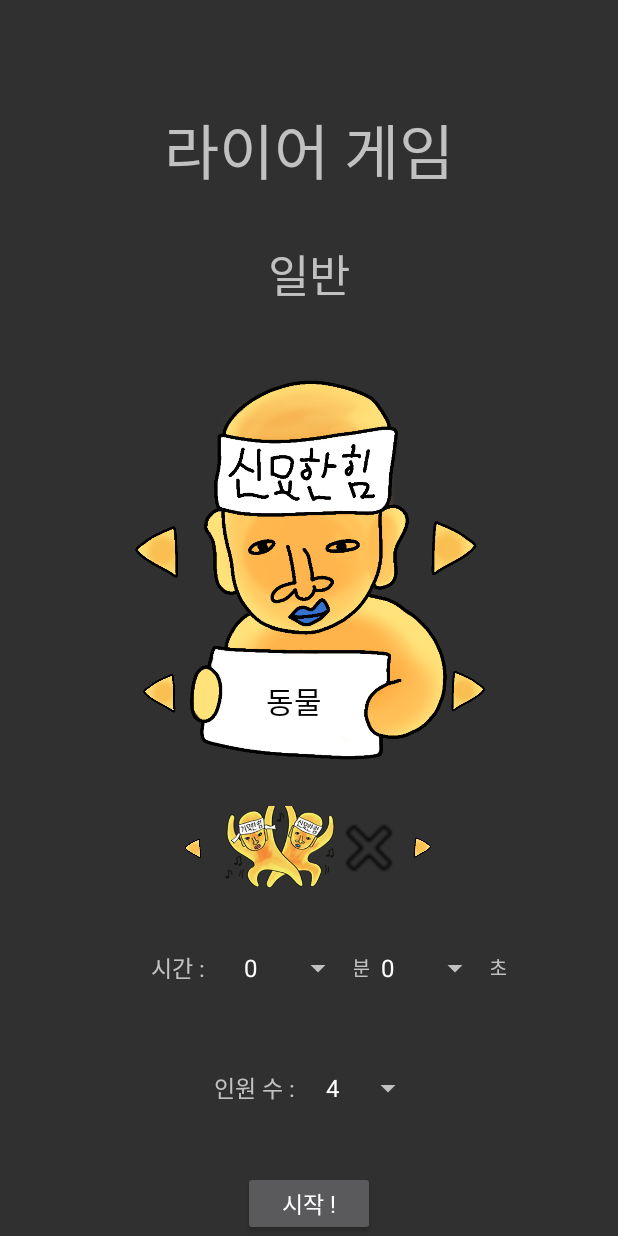
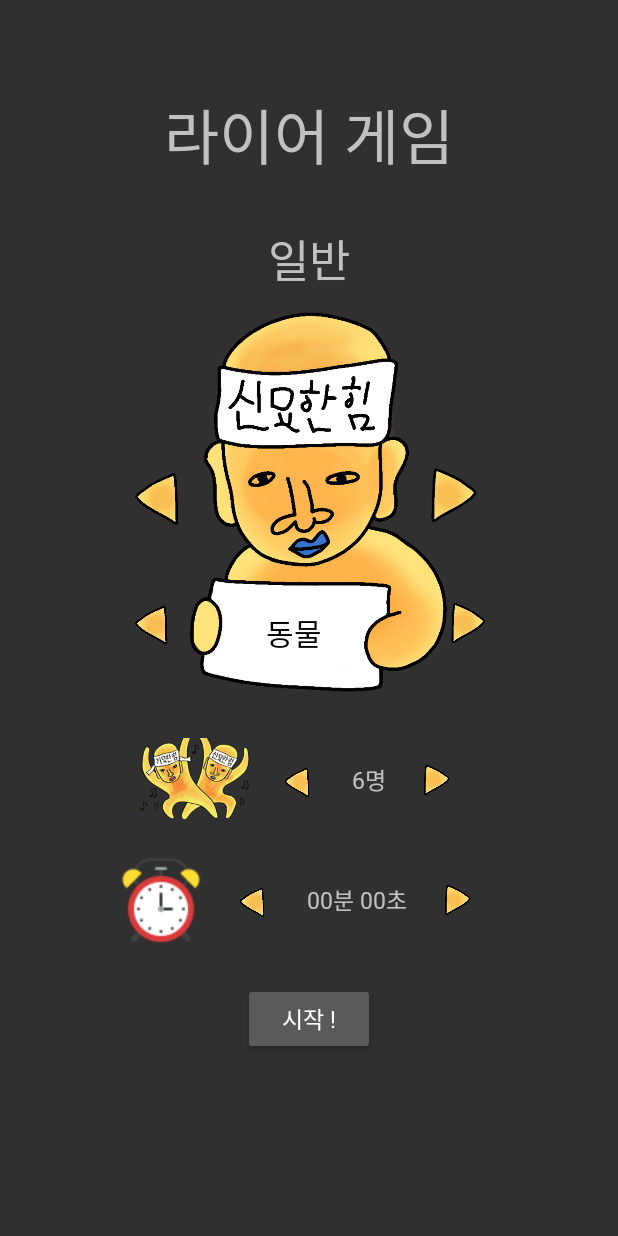
Before and after one commit to yhkwon0817/SSUK, an Android app: the LiarGameSetting screen opened directly, with no data from a screen before it, on a phone screen of 412 x 824 dp. Run offline under Robolectric (Android 15) with nearby library versions, the phone set to English and light mode, and no system bars.

Commit message:
라이어게임 끝? 한번 봐줘

```diff
--- a/app/src/main/java/com/example/ssuk/LiarGameSetting.java
+++ b/app/src/main/java/com/example/ssuk/LiarGameSetting.java
@@ -2,8 +2,10 @@ package com.example.ssuk;
 
 import androidx.appcompat.app.AppCompatActivity;
 
+import android.annotation.SuppressLint;
 import android.content.Intent;
 import android.graphics.Color;
+import android.media.Image;
 import android.os.Bundle;
 import android.text.Spannable;
 import android.text.SpannableStringBuilder;
@@ -19,29 +21,22 @@ import android.widget.TextView;
 import android.widget.Toast;
 
 public class LiarGameSetting extends AppCompatActivity {
-    public int people = 4;
+    public int people = 6;
     public int minute = 0;
     public int second = 0;
+    public int time_gap = 1;
 
     public int category_number = 0;
     public int mode = 0;
     public int length = 6;//카테고리 수
 
-    String[] items_numbers = {"4", "5", "6", "7", "8", "9"};//인원 수
-    String[] items_numbers_m = {"0", "1", "2", "3", "5", "6", "7", "8", "9", "10",
-            "11", "12", "13", "14", "15", "16", "17", "18", "19", "20"};//분
-    String[] items_numbers_s = {"0", "1", "2", "3", "5", "6", "7", "8", "9", "10",
-            "11", "12", "13", "14", "15", "16", "17", "18", "19", "20",
-            "21", "22", "23", "24", "25", "26", "27", "28", "29", "30",
-            "31", "32", "33", "34", "35", "36", "37", "38", "39", "40",
-            "41", "42", "43", "44", "45", "46", "47", "48", "49", "50",
-            "51", "52", "53", "54", "55", "56", "57", "58", "59"};//초
     String[] items_category = {"동물", "영화", "유명인사", "가전제품", "만화", "사자성어"};
     String[] items_modes = {"일반", "스파이", "바보"};//모드
 
     ImageView image_mode_normal, image_mode_mafia, image_mode_fool;
-    TextView text_mode;
+    TextView text_mode, text_clock;
 
+    @SuppressLint("SetTextI18n")
     @Override
     protected void onCreate(Bundle savedInstanceState) {
         super.onCreate(savedInstanceState);
@@ -51,32 +46,23 @@ public class LiarGameSetting extends AppCompatActivity {
         image_mode_mafia = findViewById(R.id.mafia_mode);
         image_mode_fool = findViewById(R.id.fool_mode);
         text_mode = findViewById(R.id.mode);
+        text_clock = findViewById(R.id.text_clock);
         ImageButton btn_back_mode = (ImageButton) findViewById(R.id.back_mode);
         ImageButton btn_next_mode = (ImageButton) findViewById(R.id.next_mode);
         ImageButton btn_back_category = (ImageButton) findViewById(R.id.back_category);
         ImageButton btn_next_category = (ImageButton) findViewById(R.id.next_category);
+        ImageButton btn_back_people = (ImageButton) findViewById(R.id.back_people);
+        ImageButton btn_next_people = (ImageButton) findViewById(R.id.next_people);
+        ImageButton btn_back_clock = (ImageButton) findViewById(R.id.back_clock);
+        ImageButton btn_next_clock = (ImageButton) findViewById(R.id.next_clock);
         TextView text_category = (TextView) findViewById(R.id.text_category);
+        TextView text_people = (TextView) findViewById(R.id.text_people);
         Button btn = (Button) findViewById(R.id.startBtn);
 
         text_category.setText(items_category[category_number]);
         text_mode.setText(items_modes[mode]);
-
-
-        Spinner spinner_people = (Spinner) findViewById(R.id.spinner_number_of_people);
-        Spinner spinner_minute = (Spinner) findViewById(R.id.spinner_minute);
-        Spinner spinner_second = (Spinner) findViewById(R.id.spinner_second);
-        ArrayAdapter<String> adapter_people = new ArrayAdapter<String>(this,
-                android.R.layout.simple_spinner_item, items_numbers);
-        ArrayAdapter<String> adapter_minute = new ArrayAdapter<String>(this,
-                android.R.layout.simple_spinner_item, items_numbers_m);
-        ArrayAdapter<String> adapter_second = new ArrayAdapter<String>(this,
-                android.R.layout.simple_spinner_item, items_numbers_s);
-        adapter_people.setDropDownViewResource(android.R.layout.simple_spinner_dropdown_item);
-        adapter_minute.setDropDownViewResource(android.R.layout.simple_spinner_dropdown_item);
-        adapter_second.setDropDownViewResource(android.R.layout.simple_spinner_dropdown_item);
-        spinner_people.setAdapter(adapter_people);
-        spinner_minute.setAdapter(adapter_minute);
-        spinner_second.setAdapter(adapter_second);
+        text_people.setText(Integer.toString(people));
+        setClockText();
 
         btn_back_mode.setOnClickListener(new View.OnClickListener() {
             @Override
@@ -112,39 +98,47 @@ public class LiarGameSetting extends AppCompatActivity {
             }
         });
 
-        spinner_people.setOnItemSelectedListener(new AdapterView.OnItemSelectedListener() {
+        btn_back_people.setOnClickListener(new View.OnClickListener() {
             @Override
-            public void onItemSelected(AdapterView<?> adapterView, View view, int i, long l) {
-                people = Integer.parseInt(items_numbers[i]);
-            }
-
-            @Override
-            public void onNothingSelected(AdapterView<?> adapterView) {
-
+            public void onClick(View view) {
+                if (people == 4) people = 20;
+                else people--;
+                text_people.setText(Integer.toString(people));
             }
         });
 
-        spinner_minute.setOnItemSelectedListener(new AdapterView.OnItemSelectedListener() {
+        btn_next_people.setOnClickListener(new View.OnClickListener() {
             @Override
-            public void onItemSelected(AdapterView<?> adapterView, View view, int i, long l) {
-                minute = Integer.parseInt(items_numbers_m[i]);
-            }
-
-            @Override
-            public void onNothingSelected(AdapterView<?> adapterView) {
-
+            public void onClick(View view) {
+                if (people == 20) people = 4;
+                else people++;
+                text_people.setText(Integer.toString(people));
             }
         });
 
-        spinner_second.setOnItemSelectedListener(new AdapterView.OnItemSelectedListener() {
+        btn_back_clock.setOnClickListener(new View.OnClickListener() {
             @Override
-            public void onItemSelected(AdapterView<?> adapterView, View view, int i, long l) {
-                second = Integer.parseInt(items_numbers_s[i]);
+            public void onClick(View view) {
+                if (minute != 0 || second != 0) {
+                    if (second == 0) {
+                        minute--;
+                        second += 60;
+                    }
+                    second -= time_gap;
+                    setClockText();
+                }
             }
+        });
 
+        btn_next_clock.setOnClickListener(new View.OnClickListener() {
             @Override
-            public void onNothingSelected(AdapterView<?> adapterView) {
-
+            public void onClick(View view) {
+                second += time_gap;
+                if (second >= 60) {
+                    second -= 60;
+                    minute++;
+                }
+                setClockText();
             }
         });
 
@@ -167,52 +161,7 @@ public class LiarGameSetting extends AppCompatActivity {
             }
         });
 
-        /*
 
-        Spinner spinner_category = (Spinner) findViewById(R.id.spinner_category);
-        Spinner spinner_mode = (Spinner) findViewById(R.id.spinner_mode);
-
-
-        ArrayAdapter<String> adapter_category = new ArrayAdapter<String>(this,
-                android.R.layout.simple_spinner_item, items_category);
-        ArrayAdapter<String> adapter_mode = new ArrayAdapter<>(this,
-                android.R.layout.simple_spinner_item, items_modes);
-
-
-        adapter_category.setDropDownViewResource(android.R.layout.simple_spinner_dropdown_item);
-        adapter_mode.setDropDownViewResource(android.R.layout.simple_spinner_dropdown_item);
-
-
-        spinner_category.setAdapter(adapter_category);
-        spinner_mode.setAdapter(adapter_mode);
-
-
-
-        spinner_category.setOnItemSelectedListener(new AdapterView.OnItemSelectedListener() {
-            @Override
-            public void onItemSelected(AdapterView<?> adapterView, View view, int i, long l) {
-                category_number = i;
-            }
-
-            @Override
-            public void onNothingSelected(AdapterView<?> adapterView) {
-
-            }
-        });
-
-        spinner_mode.setOnItemSelectedListener(new AdapterView.OnItemSelectedListener() {
-            @Override
-            public void onItemSelected(AdapterView<?> adapterView, View view, int i, long l) {
-                mode = i;
-            }
-
-            @Override
-            public void onNothingSelected(AdapterView<?> adapterView) {
-
-            }
-        });
-
-        */
     }
 
     public void setInvisiblePicture() {
@@ -231,11 +180,21 @@ public class LiarGameSetting extends AppCompatActivity {
         else if (mode == 1) {
             image_mode_mafia.setVisibility(View.VISIBLE);
             sp.setSpan(new ForegroundColorSpan(Color.RED), 0, 3, Spannable.SPAN_EXCLUSIVE_EXCLUSIVE);
-        }
-        else {
+        } else {
             image_mode_fool.setVisibility(View.VISIBLE);
             sp.setSpan(new ForegroundColorSpan(Color.BLUE), 0, 2, Spannable.SPAN_EXCLUSIVE_EXCLUSIVE);
         }
         text_mode.setText(sp);
     }
+
+    public void setClockText() {
+        if (minute < 10 && second < 10)
+            text_clock.setText("0" + Integer.toString(minute) + "분 0" + Integer.toString(second) + "초");
+        else if (second < 10)
+            text_clock.setText("" + Integer.toString(minute) + "분 0" + Integer.toString(second) + "초");
+        else if (minute < 10)
+            text_clock.setText("0" + Integer.toString(minute) + "분 " + Integer.toString(second) + "초");
+        else
+            text_clock.setText("" + Integer.toString(minute) + "분 " + Integer.toString(second) + "초");
+    }
 }
--- a/app/src/main/res/layout/activity_liar_game_setting.xml
+++ b/app/src/main/res/layout/activity_liar_game_setting.xml
@@ -14,25 +14,29 @@
         android:textSize="40sp"
         android:fontFamily="@font/kotra_bold"
         android:layout_gravity="center"
-        android:layout_marginTop="70dp"/>
+        android:layout_marginTop="60dp"/>
 
-    <TextView
-        android:layout_width="wrap_content"
-        android:layout_height="wrap_content"
-        android:layout_gravity="center"
-        android:textSize="30sp"
-        android:fontFamily="@font/kotra_bold"
-        android:layout_marginTop="30dp"
-        android:id="@+id/mode"/>
+
 
     <FrameLayout
-        android:layout_width="wrap_content"
-        android:layout_height="wrap_content"
-        android:layout_gravity="center">
+        android:layout_width="340dp"
+        android:layout_height="330dp"
+        android:layout_gravity="center"
+        android:layout_marginTop="30dp">
+
+        <TextView
+            android:layout_width="wrap_content"
+            android:layout_height="wrap_content"
+            android:layout_gravity="center_horizontal"
+            android:textSize="30sp"
+            android:fontFamily="@font/kotra_bold"
+            android:id="@+id/mode"/>
 
         <ImageView
             android:layout_width="320dp"
             android:layout_height="320dp"
+            android:layout_marginStart="10dp"
+            android:layout_marginTop="10dp"
             android:scaleType="centerInside"
             android:src="@drawable/liar_normal"
             android:id="@+id/normal_mode"/>
@@ -40,6 +44,8 @@
         <ImageView
             android:layout_width="320dp"
             android:layout_height="320dp"
+            android:layout_marginStart="10dp"
+            android:layout_marginTop="10dp"
             android:scaleType="centerInside"
             android:src="@drawable/liar_spy"
             android:id="@+id/mafia_mode"
@@ -48,6 +54,8 @@
         <ImageView
             android:layout_width="320dp"
             android:layout_height="320dp"
+            android:layout_marginStart="10dp"
+            android:layout_marginTop="10dp"
             android:scaleType="centerInside"
             android:src="@drawable/liar_fool"
             android:id="@+id/fool_mode"
@@ -58,8 +66,8 @@
             android:layout_height="80dp"
             android:src="@drawable/liar_left"
             android:scaleType="centerInside"
-            android:layout_marginTop="120dp"
-            android:layout_marginLeft="25dp"
+            android:layout_marginTop="140dp"
+            android:layout_marginStart="35dp"
             android:background="@null"
             android:id="@+id/back_mode"/>
 
@@ -68,8 +76,8 @@
             android:layout_height="80dp"
             android:src="@drawable/liar_right"
             android:scaleType="centerInside"
-            android:layout_marginTop="120dp"
-            android:layout_marginEnd="25dp"
+            android:layout_marginTop="140dp"
+            android:layout_marginEnd="35dp"
             android:layout_gravity="end"
             android:background="@null"
             android:id="@+id/next_mode"/>
@@ -80,7 +88,7 @@
             android:layout_height="60dp"
             android:layout_gravity="bottom"
             android:gravity="center"
-            android:layout_marginLeft="100dp"
+            android:layout_marginStart="110dp"
             android:layout_marginBottom="28dp"
             android:textColor="@color/black"
             android:textSize="20sp"
@@ -93,7 +101,7 @@
             android:src="@drawable/liar_left"
             android:scaleType="centerInside"
             android:layout_gravity="bottom"
-            android:layout_marginStart="35dp"
+            android:layout_marginStart="40dp"
             android:layout_marginBottom="35dp"
             android:background="@null"
             android:id="@+id/back_category"/>
@@ -102,8 +110,8 @@
             android:layout_width="60dp"
             android:layout_height="60dp"
             android:layout_gravity="end"
-            android:layout_marginTop="225dp"
-            android:layout_marginEnd="25dp"
+            android:layout_marginTop="235dp"
+            android:layout_marginEnd="35dp"
             android:src="@drawable/liar_right"
             android:scaleType="centerInside"
             android:background="@null"
@@ -118,27 +126,43 @@
         android:orientation="horizontal"
         android:gravity="center">
 
-        <ImageButton
-            android:layout_width="30dp"
-            android:layout_height="30dp"
-            android:src="@drawable/liar_left"
-            android:background="@null"
-            android:scaleType="centerInside"/>
 
         <ImageView
             android:layout_width="80dp"
             android:layout_height="80dp"
             android:src="@drawable/liar_sin"/>
 
-        <ImageView
-            android:layout_width="40dp"
-            android:layout_height="40dp"
-            android:src="@drawable/crossed"/>
+        <ImageButton
+            android:layout_width="45dp"
+            android:layout_height="45dp"
+            android:layout_marginStart="10dp"
+            android:layout_marginEnd="10dp"
+            android:src="@drawable/liar_left"
+            android:id="@+id/back_people"
+            android:background="@null"
+            android:scaleType="centerInside"/>
+
+        <TextView
+            android:layout_width="wrap_content"
+            android:layout_height="wrap_content"
+            android:textSize="15sp"
+            android:id="@+id/text_people"
+            android:fontFamily="@font/kotra_bold"/>
+
+        <TextView
+            android:layout_width="wrap_content"
+            android:layout_height="wrap_content"
+            android:textSize="15sp"
+            android:text="명"
+            android:fontFamily="@font/kotra_bold"/>
 
         <ImageButton
-            android:layout_width="30dp"
-            android:layout_height="30dp"
+            android:layout_width="45dp"
+            android:layout_height="45dp"
+            android:layout_marginStart="10dp"
+            android:layout_marginEnd="10dp"
             android:src="@drawable/liar_right"
+            android:id="@+id/next_people"
             android:background="@null"
             android:scaleType="centerInside"/>
 
@@ -152,15 +176,41 @@
         android:orientation="horizontal"
         android:gravity="center">
 
+
+
+       <ImageView
+           android:layout_width="wrap_content"
+           android:layout_height="wrap_content"
+           android:src="@drawable/liar_clock"/>
+
+        <ImageButton
+            android:layout_width="45dp"
+            android:layout_height="45dp"
+            android:layout_marginStart="10dp"
+            android:layout_marginEnd="10dp"
+            android:src="@drawable/liar_left"
+            android:id="@+id/back_clock"
+            android:background="@null"
+            android:scaleType="centerInside"/>
+
         <TextView
-            android:layout_width="80dp"
+            android:layout_width="wrap_content"
             android:layout_height="wrap_content"
-            android:gravity="center"
-            android:text="  시간 :"
-            android:fontFamily="@font/kotra_bold"
-            android:textSize="15dp"/>
+            android:textSize="15sp"
+            android:id="@+id/text_clock"
+            android:fontFamily="@font/kotra_bold"/>
 
-        <Spinner
+        <ImageButton
+            android:layout_width="45dp"
+            android:layout_height="45dp"
+            android:layout_marginStart="10dp"
+            android:layout_marginEnd="10dp"
+            android:src="@drawable/liar_right"
+            android:id="@+id/next_clock"
+            android:background="@null"
+            android:scaleType="centerInside"/>
+
+        <!--<Spinner
             android:id="@+id/spinner_minute"
             android:layout_width="wrap_content"
             android:layout_height="wrap_content"
@@ -188,31 +238,7 @@
             android:gravity="center"
             android:text="초"
             android:fontFamily="@font/kotra_bold"
-            android:textSize="13dp"/>
-
-    </LinearLayout>
-
-    <LinearLayout
-        android:layout_width="wrap_content"
-        android:layout_height="80dp"
-        android:layout_gravity="center"
-        android:gravity="center"
-        android:orientation="horizontal">
-
-        <TextView
-            android:layout_width="80dp"
-            android:gravity="center"
-            android:layout_height="wrap_content"
-            android:text="인원 수 :"
-            android:fontFamily="@font/kotra_bold"
-            android:textSize="15dp"/>
-
-        <Spinner
-            android:id="@+id/spinner_number_of_people"
-            android:layout_width="wrap_content"
-            android:layout_height="wrap_content"
-            android:layout_gravity="center"
-            android:autofillHints="카테고리"/>
+            android:textSize="13dp"/>-->
 
     </LinearLayout>
 
@@ -226,33 +252,4 @@
         android:fontFamily="@font/kotra_bold"
         android:textSize="15dp" />
 
-    <!--<TextView
-        android:layout_width="wrap_content"
-        android:layout_height="wrap_content"
-        android:layout_gravity="center"
-        android:layout_marginTop="150dp"
-        android:text="초기값 세팅"
-        android:fontFamily="@font/kotra_bold"
-        android:textSize="20dp" />
-
-    <Spinner
-        android:id="@+id/spinner_mode"
-        android:layout_width="wrap_content"
-        android:layout_height="wrap_content"
-        android:layout_gravity="center"
-        android:layout_marginTop="15dp"/>
-
-    <Spinner
-        android:id="@+id/spinner_category"
-        android:layout_width="wrap_content"
-        android:layout_height="wrap_content"
-        android:layout_gravity="center"
-        android:layout_marginTop="15dp"/>
--->
-
-
-
-
-
-
 </LinearLayout>
```
Also changed, not shown: app/src/main/res/drawable/liar_clock.png (added).
